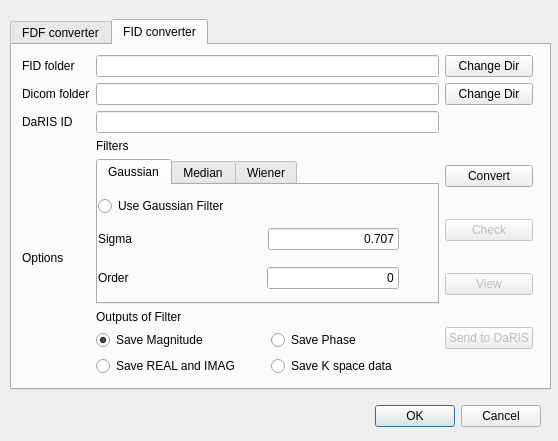
Old version of the form FDF2DicomQt.ui in the repository maeager/Agilent2Dicom.
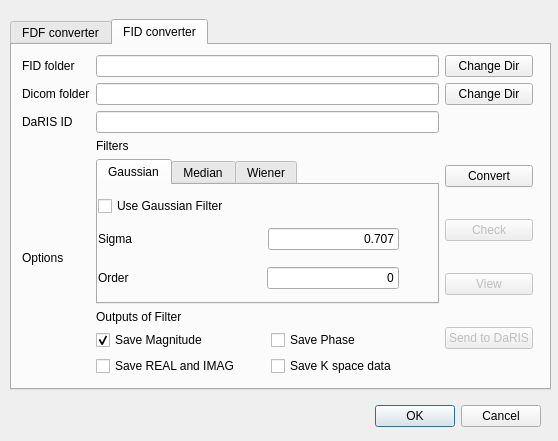
New version of the form. The open tabs and pages were chosen to show the change.

Commit message: Qt GUI radio buttons morphed into checkboxes.

Diff of the .ui file:
```diff
--- a/FDF2DicomQt.ui
+++ b/FDF2DicomQt.ui
@@ -567,18 +567,6 @@
              </rect>
             </property>
             <layout class="QGridLayout" name="gridLayout_9">
-             <item row="0" column="0">
-              <widget class="QRadioButton" name="radioButton_24">
-               <property name="toolTip">
-                <string> scipy.ndimage.filters.gaussian_filter(input, sigma, order=0, output=None, mode='reflect', cval=0.0, truncate=4.0)[source]
-
-    Multidimensional Gaussian filter.</string>
-               </property>
-               <property name="text">
-                <string>Use Gaussian Filter</string>
-               </property>
-              </widget>
-             </item>
              <item row="1" column="1">
               <layout class="QHBoxLayout" name="horizontalLayout_25">
                <property name="spacing">
@@ -703,6 +691,18 @@
                </item>
               </layout>
              </item>
+             <item row="0" column="0">
+              <widget class="QCheckBox" name="checkBox_24">
+               <property name="toolTip">
+                <string> scipy.ndimage.filters.gaussian_filter(input, sigma, order=0, output=None, mode='reflect', cval=0.0, truncate=4.0)[source]
+
+    Multidimensional Gaussian filter.</string>
+               </property>
+               <property name="text">
+                <string>Use Gaussian Filter</string>
+               </property>
+              </widget>
+             </item>
             </layout>
            </widget>
           </widget>
@@ -887,17 +887,23 @@
         <item>
          <layout class="QHBoxLayout" name="horizontalLayout_30">
           <item>
-           <widget class="QRadioButton" name="radioButton_33">
+           <widget class="QCheckBox" name="checkBox_33">
+            <property name="enabled">
+             <bool>true</bool>
+            </property>
             <property name="text">
              <string>Save Magnitude</string>
             </property>
+            <property name="checkable">
+             <bool>true</bool>
+            </property>
             <property name="checked">
              <bool>true</bool>
             </property>
            </widget>
           </item>
           <item>
-           <widget class="QRadioButton" name="radioButton_34">
+           <widget class="QCheckBox" name="checkBox_34">
             <property name="text">
              <string>Save Phase</string>
             </property>
@@ -908,14 +914,14 @@
         <item>
          <layout class="QHBoxLayout" name="horizontalLayout_29">
           <item>
-           <widget class="QRadioButton" name="radioButton_31">
+           <widget class="QCheckBox" name="checkBox_31">
             <property name="text">
              <string>Save REAL and IMAG</string>
             </property>
            </widget>
           </item>
           <item>
-           <widget class="QRadioButton" name="radioButton_32">
+           <widget class="QCheckBox" name="checkBox_32">
             <property name="text">
              <string>Save K space data</string>
             </property>
```
Left out of the diff: 68 changed lines with no effect on the pictures. The commit also changes 2 other files.
